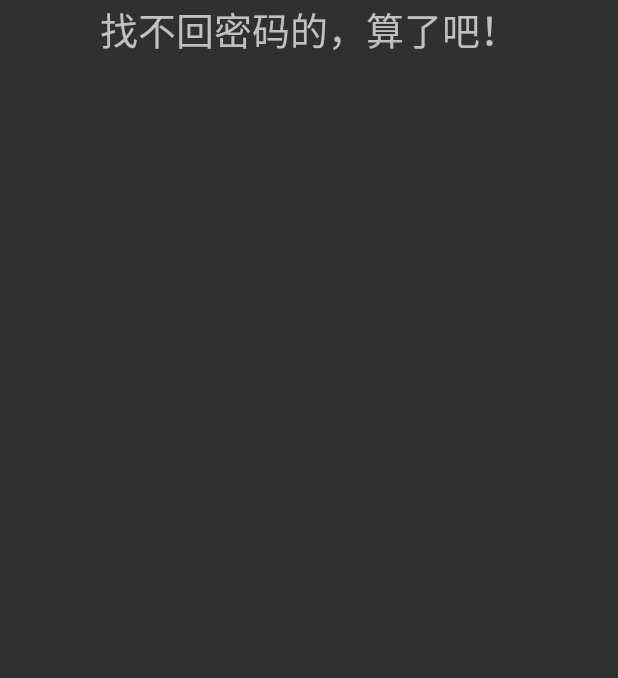
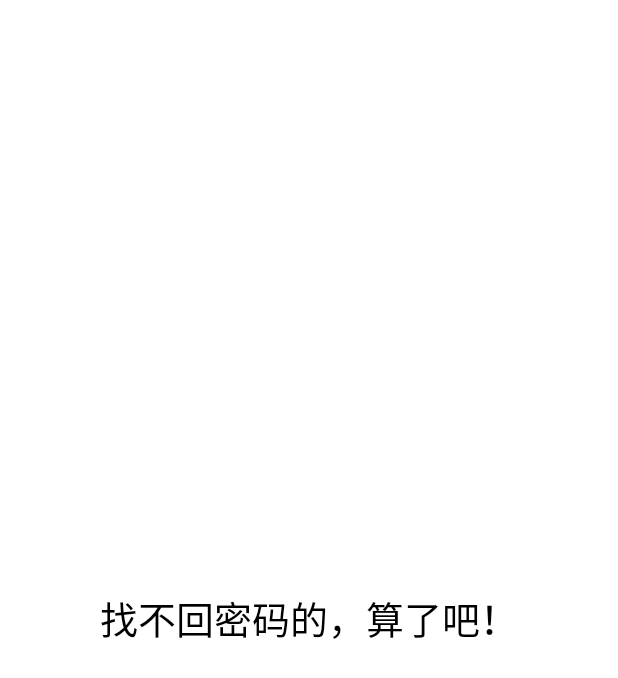
Before and after one commit to qiudaxian777/WeChatSelection, an Android app: the FindPwdActivity screen opened directly, with no data from a screen before it, on a phone screen of 412 x 824 dp. Shown: the top 678 px of the screen. Run offline under Robolectric (Android 15) with nearby library versions, the phone set to English and light mode, and no system bars.

Commit message:
更新一些错误

```diff
--- a/app/src/main/AndroidManifest.xml
+++ b/app/src/main/AndroidManifest.xml
@@ -9,7 +9,7 @@
         android:roundIcon="@mipmap/ic_launcher_round"
         android:supportsRtl="true"
         android:theme="@style/Theme.AppCompat.NoActionBar">
-        <activity android:name=".FindPwdActivity"></activity>
+        <activity android:name=".activity.FindPwdActivity"></activity>
         <activity android:name=".activity.SplashActivity">
             <intent-filter>
                 <action android:name="android.intent.action.MAIN" />
--- a/app/src/main/java/cn/edu/gdpt/wechatselection/FindPwdActivity.java
+++ /dev/null
@@ -1,13 +0,0 @@
-package cn.edu.gdpt.wechatselection;
-
-import android.support.v7.app.AppCompatActivity;
-import android.os.Bundle;
-
-public class FindPwdActivity extends AppCompatActivity {
-
-    @Override
-    protected void onCreate(Bundle savedInstanceState) {
-        super.onCreate(savedInstanceState);
-        setContentView(R.layout.activity_find_pwd);
-    }
-}
--- a/app/src/main/java/cn/edu/gdpt/wechatselection/activity/FindPwdActivity.java
+++ b/app/src/main/java/cn/edu/gdpt/wechatselection/activity/FindPwdActivity.java
@@ -1,7 +1,7 @@
 package cn.edu.gdpt.wechatselection.activity;
 
+import android.support.v7.app.AppCompatActivity;
 import android.os.Bundle;
-import android.support.v7.app.AppCompatActivity;
 
 import cn.edu.gdpt.wechatselection.R;
 
--- a/app/src/main/java/cn/edu/gdpt/wechatselection/activity/LoginActivity.java
+++ b/app/src/main/java/cn/edu/gdpt/wechatselection/activity/LoginActivity.java
@@ -3,7 +3,6 @@ package cn.edu.gdpt.wechatselection.activity;
 import android.content.Intent;
 import android.content.SharedPreferences;
 import android.content.pm.ActivityInfo;
-import android.support.annotation.Nullable;
 import android.support.v7.app.AppCompatActivity;
 import android.os.Bundle;
 import android.text.TextUtils;
@@ -13,7 +12,6 @@ import android.widget.EditText;
 import android.widget.TextView;
 import android.widget.Toast;
 
-import cn.edu.gdpt.wechatselection.FindPwdActivity;
 import cn.edu.gdpt.wechatselection.R;
 import cn.edu.gdpt.wechatselection.utils.MD5Utils;
 
--- a/app/src/main/res/layout/activity_find_pwd.xml
+++ b/app/src/main/res/layout/activity_find_pwd.xml
@@ -1,18 +1,19 @@
 <?xml version="1.0" encoding="utf-8"?>
-<android.support.constraint.ConstraintLayout
-    xmlns:android="http://schemas.android.com/apk/res/android"
+<android.support.constraint.ConstraintLayout xmlns:android="http://schemas.android.com/apk/res/android"
     xmlns:app="http://schemas.android.com/apk/res-auto"
     xmlns:tools="http://schemas.android.com/tools"
     android:layout_width="match_parent"
     android:layout_height="match_parent"
-    tools:context=".FindPwdActivity">
+    android:background="@android:color/white"
+    tools:context=".activity.FindPwdActivity">
 
     <TextView
         android:layout_width="match_parent"
-        android:layout_height="wrap_content"
-        android:gravity="center_horizontal"
+        android:layout_height="match_parent"
+        android:gravity="center"
         android:text="找不回密码的，算了吧！"
         android:textSize="25sp"
+        android:textColor="@android:color/black"
         tools:ignore="MissingConstraints" />
 
 </android.support.constraint.ConstraintLayout>
```
